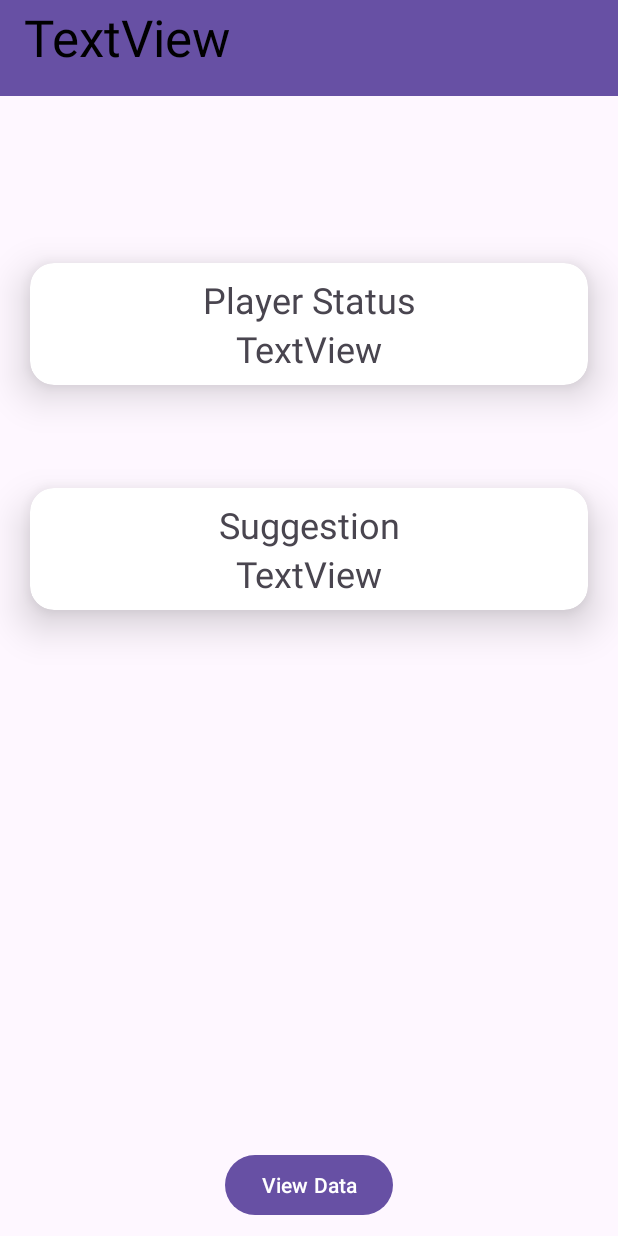
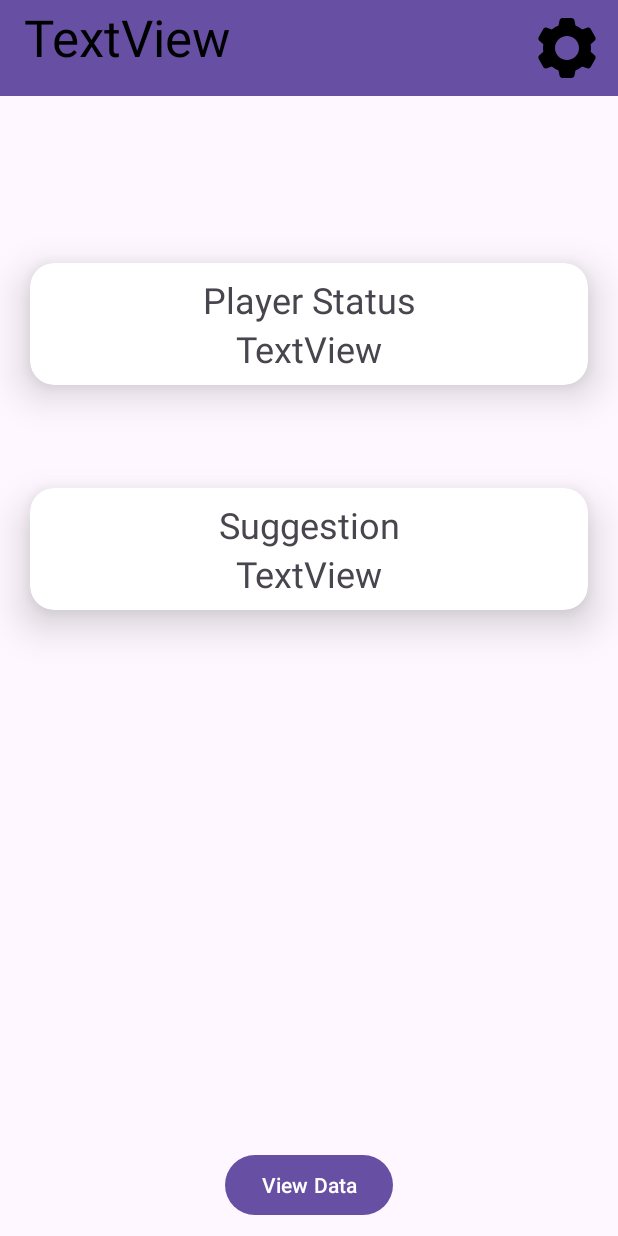
Before and after one commit to P4SS3-P4RT0UT/COEN390_SafeHit, an Android app: the layout activity_player_profile.xml on its own in the app's theme, with its tools: preview values and no code run, on a phone screen of 412 x 824 dp. Run offline under Robolectric (Android 15) with nearby library versions, the phone set to English and light mode, and no system bars.

Commit message:
Enabled settings for players and coaches

```diff
--- a/app/src/main/java/com/example/coen390_safehit/controller/DatabaseHelper.java
+++ b/app/src/main/java/com/example/coen390_safehit/controller/DatabaseHelper.java
@@ -13,11 +13,15 @@ import androidx.annotation.NonNull;
 import com.example.coen390_safehit.view.CoachProfileActivity;
 import com.example.coen390_safehit.view.PlayerProfileActivity;
 import com.google.android.gms.tasks.OnCompleteListener;
+import com.google.android.gms.tasks.OnFailureListener;
+import com.google.android.gms.tasks.OnSuccessListener;
 import com.google.android.gms.tasks.Task;
+import com.google.firebase.firestore.DocumentReference;
 import com.google.firebase.firestore.DocumentSnapshot;
 import com.google.firebase.firestore.FirebaseFirestore;
 import com.google.firebase.firestore.QueryDocumentSnapshot;
 import com.google.firebase.firestore.QuerySnapshot;
+import com.google.firebase.firestore.WriteBatch;
 
 import java.util.ArrayList;
 import java.util.HashMap;
@@ -340,7 +344,6 @@ public class DatabaseHelper {
         return null;
     }
 
-
     //================================================================================
     // endregion
     //================================================================================
--- /dev/null
+++ b/app/src/main/res/drawable/ic_settings.xml
@@ -0,0 +1,9 @@
+<vector xmlns:android="http://schemas.android.com/apk/res/android"
+    android:width="48dp"
+    android:height="48dp"
+    android:viewportWidth="24"
+    android:viewportHeight="24">
+  <path
+      android:fillColor="#FF000000"
+      android:pathData="M10.49,2C10.011,2 9.602,2.339 9.51,2.809L9.176,4.523C8.355,4.834 7.596,5.267 6.93,5.814L5.285,5.248C4.832,5.092 4.334,5.279 4.094,5.693L2.586,8.307C2.347,8.722 2.434,9.248 2.795,9.563L4.113,10.709C4.045,11.13 4,11.559 4,12C4,12.441 4.045,12.87 4.113,13.291L2.795,14.438C2.434,14.752 2.347,15.278 2.586,15.693L4.094,18.307C4.333,18.722 4.832,18.909 5.285,18.754L6.93,18.188C7.596,18.734 8.355,19.166 9.176,19.477L9.51,21.191C9.602,21.661 10.011,22 10.49,22L13.51,22C13.989,22 14.398,21.661 14.49,21.191L14.824,19.477C15.645,19.166 16.404,18.733 17.07,18.186L18.715,18.752C19.168,18.908 19.666,18.722 19.906,18.307L21.414,15.691C21.653,15.276 21.566,14.752 21.205,14.438L19.887,13.291C19.955,12.87 20,12.441 20,12C20,11.559 19.955,11.13 19.887,10.709L21.205,9.563C21.566,9.248 21.653,8.722 21.414,8.307L19.906,5.693C19.667,5.278 19.168,5.091 18.715,5.246L17.07,5.813C16.404,5.266 15.645,4.834 14.824,4.523L14.49,2.809C14.398,2.339 13.989,2 13.51,2L10.49,2zM12,8C14.209,8 16,9.791 16,12C16,14.209 14.209,16 12,16C9.791,16 8,14.209 8,12C8,9.791 9.791,8 12,8z"/>
+</vector>
--- a/app/src/main/res/layout/activity_player_profile.xml
+++ b/app/src/main/res/layout/activity_player_profile.xml
@@ -28,6 +28,16 @@
             android:textSize="34sp"
             app:layout_constraintStart_toStartOf="parent"
             tools:layout_editor_absoluteY="10dp" />
+
+        <ImageButton
+            android:id="@+id/btnSettings"
+            android:layout_width="wrap_content"
+            android:layout_height="wrap_content"
+            android:src="@drawable/ic_settings"
+            android:background="?attr/colorPrimary"
+            android:layout_marginEnd="10dp"
+            android:layout_gravity="end"/>
+
     </androidx.appcompat.widget.Toolbar>
 
     <androidx.cardview.widget.CardView
```
Also changed, not shown: app/src/main/AndroidManifest.xml (+14 -8 lines), app/src/main/java/com/example/coen390_safehit/view/CoachProfileActivity.java (+12 -1 lines), app/src/main/java/com/example/coen390_safehit/view/PlayerProfileActivity.java (+18 -0 lines), app/src/main/java/com/example/coen390_safehit/view/SettingsActivity.java (added, +37 -0 lines), app/src/main/res/layout/activity_coach_profile.xml (+9 -0 lines), app/src/main/res/layout/activity_settings.xml (added, +68 -0 lines).
